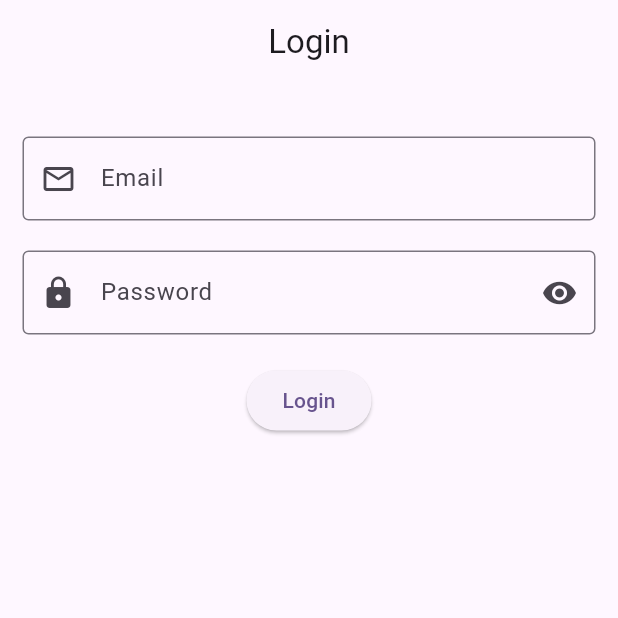
After one commit to sadiqawan/NAVTTIC_Assignments_UET, a Flutter app: the screen it shows after launch, on a phone screen of 412 x 824 dp, the top half of it. The commit adds this screen. Run offline on Flutter 3.47's test engine with Material 3 defaults, Android fonts, the phone set to English and light mode, and no system bars.

Commit message:
LoginUI done

```diff
--- a/lib/main.dart
+++ b/lib/main.dart
@@ -1,5 +1,6 @@
 import 'package:flutter/material.dart';
 import 'package:nattic_assignments/screens/first_assignment.dart';
+import 'package:nattic_assignments/screens/login_screen.dart';
 import 'package:nattic_assignments/screens/secend_assignment.dart';
 
 void main() {
@@ -16,25 +17,11 @@ class MyApp extends StatelessWidget {
       debugShowCheckedModeBanner: false,
       title: 'Flutter Demo',
       theme: ThemeData(
-        // This is the theme of your application.
-        //
-        // TRY THIS: Try running your application with "flutter run". You'll see
-        // the application has a purple toolbar. Then, without quitting the app,
-        // try changing the seedColor in the colorScheme below to Colors.green
-        // and then invoke "hot reload" (save your changes or press the "hot
-        // reload" button in a Flutter-supported IDE, or press "r" if you used
-        // the command line to start the app).
-        //
-        // Notice that the counter didn't reset back to zero; the application
-        // state is not lost during the reload. To reset the state, use hot
-        // restart instead.
-        //
-        // This works for code too, not just values: Most code changes can be
-        // tested with just a hot reload.
+
         colorScheme: ColorScheme.fromSeed(seedColor: Colors.deepPurple),
         useMaterial3: true,
       ),
-      home: const SecondAssignment(),
+      home: const LoginScreen(),
     );
   }
 }
--- /dev/null
+++ b/lib/screens/login_screen.dart
@@ -0,0 +1,78 @@
+import 'package:flutter/material.dart';
+
+class LoginScreen extends StatefulWidget {
+  const LoginScreen({super.key});
+
+  @override
+  State<LoginScreen> createState() => _LoginScreenState();
+}
+
+class _LoginScreenState extends State<LoginScreen> {
+  late TextEditingController emailC, passC;
+
+
+  @override
+  void initState() {
+   emailC = TextEditingController();
+   passC= TextEditingController();
+    super.initState();
+  }
+
+  @override
+  void dispose() {
+
+    emailC.dispose();
+    passC.dispose();
+    super.dispose();
+  }
+
+  @override
+  Widget build(BuildContext context) {
+    return Scaffold(
+      appBar: AppBar(
+        title: const Text('Login'),
+        centerTitle: true,
+      ),
+      body: Padding(
+        padding: const EdgeInsets.all(15.0),
+        child: Column(
+          children: [
+            const SizedBox(
+              height: 20,
+            ),
+            TextField(
+              controller: emailC,
+              decoration: const InputDecoration(
+                hintText: 'Email',
+               labelText: 'Email',
+                border: OutlineInputBorder(),
+                prefixIcon: Icon(Icons.email_outlined)
+              ),
+            ),
+            const SizedBox(
+              height: 20,
+            ),
+            TextField(
+              controller: passC,
+              decoration: const InputDecoration(
+                hintText: 'Password',
+               labelText: 'Password',
+                border: OutlineInputBorder(),
+                suffixIcon: Icon(Icons.remove_red_eye),
+                  prefixIcon: Icon(Icons.lock)
+
+              ),
+            ),
+
+            const SizedBox(
+              height: 20,
+            ),
+            ElevatedButton(onPressed: (){
+
+            }, child: const Text('Login') ),
+          ],
+        ),
+      ),
+    );
+  }
+}
```
